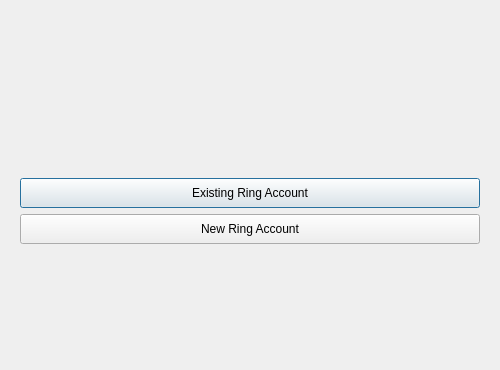
Old version of the form wizarddialog.ui in the repository savoirfairelinux/jami-client-windows.
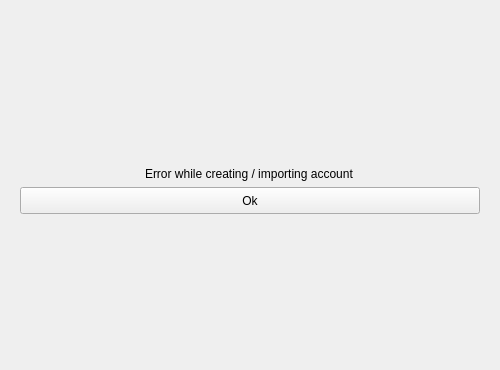
New version of the form. The open tabs and pages were chosen to show the change. Icons and pictures are not drawn.

Commit message:
ui: display error on creating / adding exising account
when creating or adding existing ring account,
in the case of wrong PIN or password, the UI spinner cycled infinitely.

No cycling anymore; Added ERROR case handling in switch of endSetup().
(beware of the sketchy #undef because of prior #define ERROR, which i didn't found.)

Moreover, added an error page on wizardDialog stacked widget

Diff of the .ui file:
```diff
--- a/wizarddialog.ui
+++ b/wizarddialog.ui
@@ -437,6 +437,83 @@
        </item>
       </layout>
      </widget>
+     <widget class="QWidget" name="errorPage">
+      <property name="sizePolicy">
+       <sizepolicy hsizetype="Minimum" vsizetype="Minimum">
+        <horstretch>0</horstretch>
+        <verstretch>0</verstretch>
+       </sizepolicy>
+      </property>
+      <property name="layoutDirection">
+       <enum>Qt::LeftToRight</enum>
+      </property>
+      <layout class="QVBoxLayout" name="verticalLayout_5">
+       <item>
+        <spacer name="verticalSpacer_9">
+         <property name="orientation">
+          <enum>Qt::Vertical</enum>
+         </property>
+         <property name="sizeType">
+          <enum>QSizePolicy::Expanding</enum>
+         </property>
+         <property name="sizeHint" stdset="0">
+          <size>
+           <width>20</width>
+           <height>40</height>
+          </size>
+         </property>
+        </spacer>
+       </item>
+       <item alignment="Qt::AlignHCenter|Qt::AlignVCenter">
+        <widget class="QLabel" name="errorLabel">
+         <property name="text">
+          <string>Error while creating / importing account</string>
+         </property>
+        </widget>
+       </item>
+       <item>
+        <widget class="QPushButton" name="errorPushButton">
+         <property name="sizePolicy">
+          <sizepolicy hsizetype="MinimumExpanding" vsizetype="MinimumExpanding">
+           <horstretch>16</horstretch>
+           <verstretch>16</verstretch>
+          </sizepolicy>
+         </property>
+         <property name="minimumSize">
+          <size>
+           <width>24</width>
+           <height>24</height>
+          </size>
+         </property>
+         <property name="maximumSize">
+          <size>
+           <width>464</width>
+           <height>27</height>
+          </size>
+         </property>
+         <property name="text">
+          <string>Ok</string>
+         </property>
+        </widget>
+       </item>
+       <item>
+        <spacer name="verticalSpacer_8">
+         <property name="orientation">
+          <enum>Qt::Vertical</enum>
+         </property>
+         <property name="sizeType">
+          <enum>QSizePolicy::Expanding</enum>
+         </property>
+         <property name="sizeHint" stdset="0">
+          <size>
+           <width>0</width>
+           <height>0</height>
+          </size>
+         </property>
+        </spacer>
+       </item>
+      </layout>
+     </widget>
     </widget>
    </item>
   </layout>
```
The commit also changes 2 other files.
